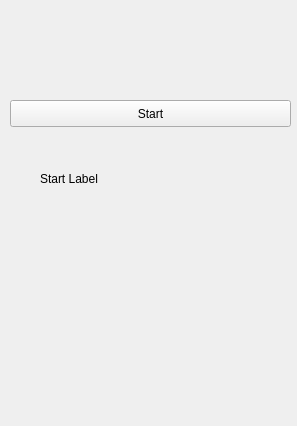
First picture: the form in mainwindow.ui, repository DahuaCoder/QtOnAndroid, before the edit.
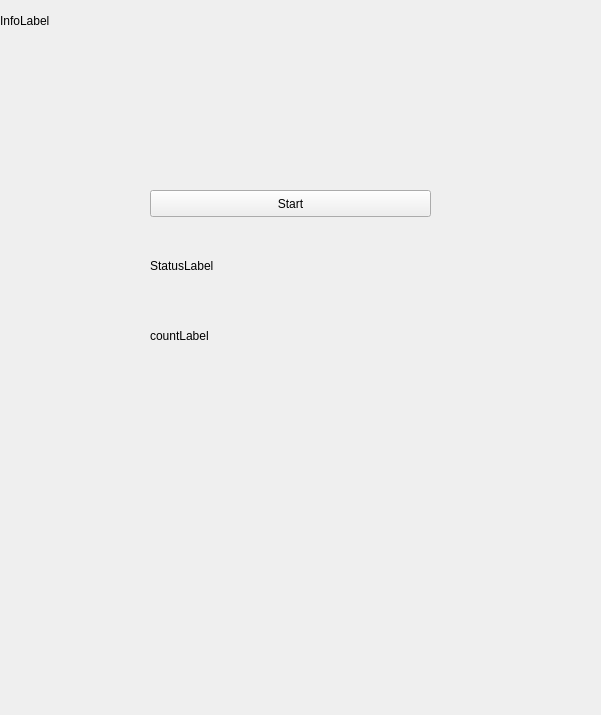
Second picture: the form after the edit.

Commit message: added signals and slots to button

What changed in the file:
```diff
--- a/mainwindow.ui
+++ b/mainwindow.ui
@@ -6,8 +6,8 @@
    <rect>
     <x>0</x>
     <y>0</y>
-    <width>297</width>
-    <height>426</height>
+    <width>601</width>
+    <height>715</height>
    </rect>
   </property>
   <property name="windowTitle">
@@ -20,8 +20,8 @@
    <widget class="QPushButton" name="pushButton">
     <property name="geometry">
      <rect>
-      <x>10</x>
-      <y>100</y>
+      <x>150</x>
+      <y>190</y>
       <width>281</width>
       <height>27</height>
      </rect>
@@ -33,14 +33,40 @@
    <widget class="QLabel" name="label">
     <property name="geometry">
      <rect>
-      <x>40</x>
-      <y>170</y>
-      <width>66</width>
-      <height>17</height>
+      <x>0</x>
+      <y>0</y>
+      <width>461</width>
+      <height>41</height>
      </rect>
     </property>
     <property name="text">
-     <string>Start Label</string>
+     <string>InfoLabel</string>
+    </property>
+   </widget>
+   <widget class="QLabel" name="statusLabel">
+    <property name="geometry">
+     <rect>
+      <x>150</x>
+      <y>240</y>
+      <width>261</width>
+      <height>51</height>
+     </rect>
+    </property>
+    <property name="text">
+     <string>StatusLabel</string>
+    </property>
+   </widget>
+   <widget class="QLabel" name="countLabel">
+    <property name="geometry">
+     <rect>
+      <x>150</x>
+      <y>310</y>
+      <width>201</width>
+      <height>51</height>
+     </rect>
+    </property>
+    <property name="text">
+     <string>countLabel</string>
     </property>
    </widget>
   </widget>
```
Left out of the diff: 4 changed lines with no effect on the pictures. The commit also changes 4 other files.
